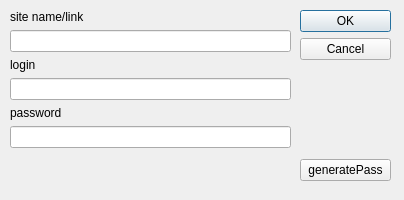
Above: passwdmgr/DialogInput.ui from shadowplay7/passmgr before the change. Below: the same form after it.
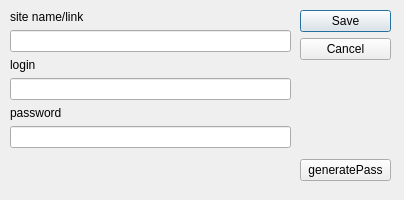
That is the form after the change.

```diff
--- a/passwdmgr/DialogInput.ui
+++ b/passwdmgr/DialogInput.ui
@@ -111,7 +111,7 @@
     <item>
      <widget class="QPushButton" name="okButton">
       <property name="text">
-       <string>OK</string>
+       <string>Save</string>
       </property>
      </widget>
     </item>
```
